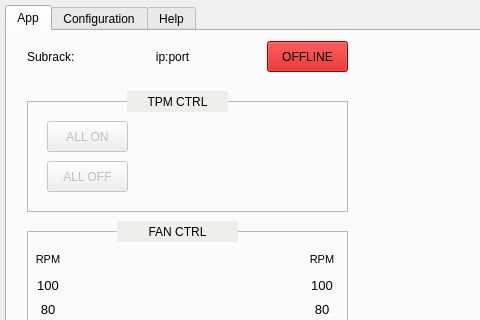
Qt form python/utilities/skalab/Gui/skalab_subrack.ui (ska-telescope/ska-low-mccs-daq) before a commit; both pictures show x 0 to 480 and y 0 to 320 of the 1171 by 918 pixel window.
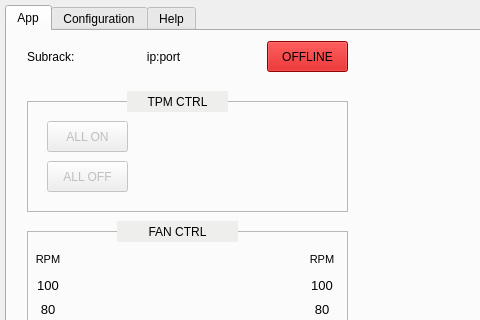
The same form after that commit.

Diff of the .ui file:
```diff
--- a/python/utilities/skalab/Gui/skalab_subrack.ui
+++ b/python/utilities/skalab/Gui/skalab_subrack.ui
@@ -889,9 +889,9 @@
     <widget class="QLabel" name="qline_ip">
      <property name="geometry">
       <rect>
-       <x>90</x>
+       <x>86</x>
        <y>10</y>
-       <width>151</width>
+       <width>141</width>
        <height>31</height>
       </rect>
      </property>
```
